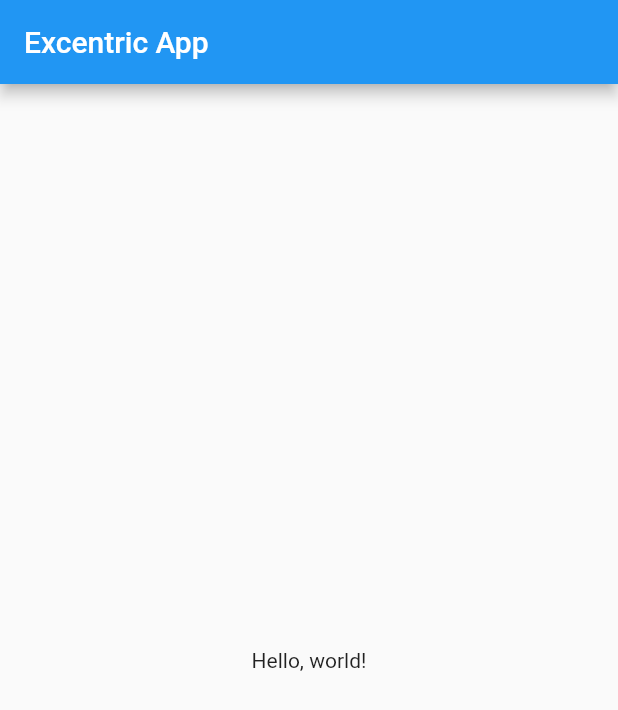
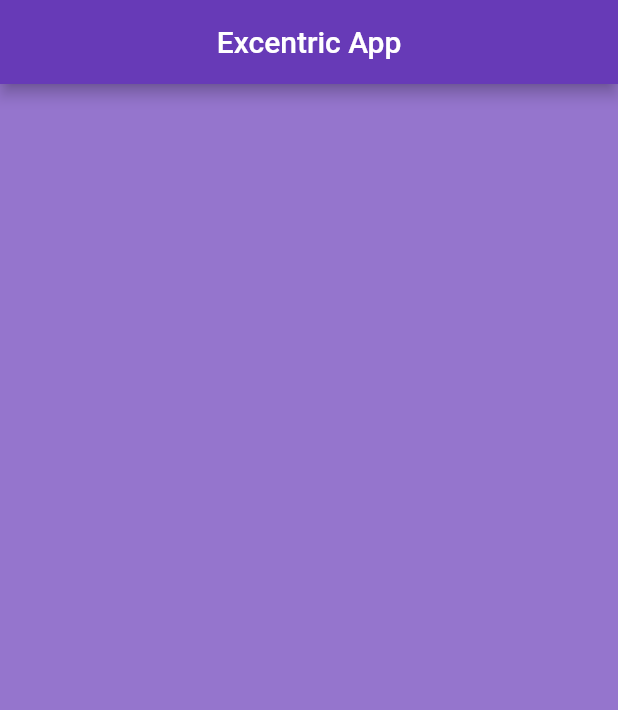
Before and after one commit to igortauhan/TIDIII-APP, a Flutter app: the screen it shows after launch, on a phone screen of 412 x 824 dp. Shown: the top 710 px of the screen. Run offline on Flutter 3.47's test engine with Material 2 defaults, Android fonts, the phone set to English and light mode, and no system bars.

Commit message:
Home Page

```diff
--- a/lib/main.dart
+++ b/lib/main.dart
@@ -1,4 +1,6 @@
 import 'package:flutter/material.dart';
+
+import 'package:tidiii/pages/home_page.dart';
 
 void main() {
   runApp(const MyApp());
@@ -10,9 +12,9 @@ class MyApp extends StatelessWidget {
   @override
   Widget build(BuildContext context) {
     return MaterialApp(
-      title: 'Flutter Demo',
+      title: 'Excentrics',
       theme: ThemeData(
-        primarySwatch: Colors.blue,
+        primarySwatch: Colors.deepPurple,
       ),
       home: const MyHomePage(title: 'Excentric App'),
     );
@@ -34,16 +36,12 @@ class _MyHomePageState extends State<MyHomePage> {
   Widget build(BuildContext context) {
     return Scaffold(
       appBar: AppBar(
-        title: Text(widget.title),
+        title: Center(child: Text(widget.title)),
       ),
-      body: Center(
-        child: Column(
-          mainAxisAlignment: MainAxisAlignment.center,
-          children: <Widget>[
-            const Text(
-              'Hello, world!',
-            ),
-          ],
+      backgroundColor: Colors.deepPurple.shade300,
+      body: const SafeArea(
+        child: Center(
+          child: HomePage(),
         ),
       ),
     );
--- /dev/null
+++ b/lib/pages/home_page.dart
@@ -0,0 +1,16 @@
+import 'package:flutter/material.dart';
+
+class HomePage extends StatefulWidget {
+  const HomePage({Key? key}) : super(key: key);
+
+  @override
+  State<HomePage> createState() => _HomePageState();
+}
+
+class _HomePageState extends State<HomePage> {
+  @override
+  Widget build(BuildContext context) {
+    return Container(
+    );
+  }
+}
```
